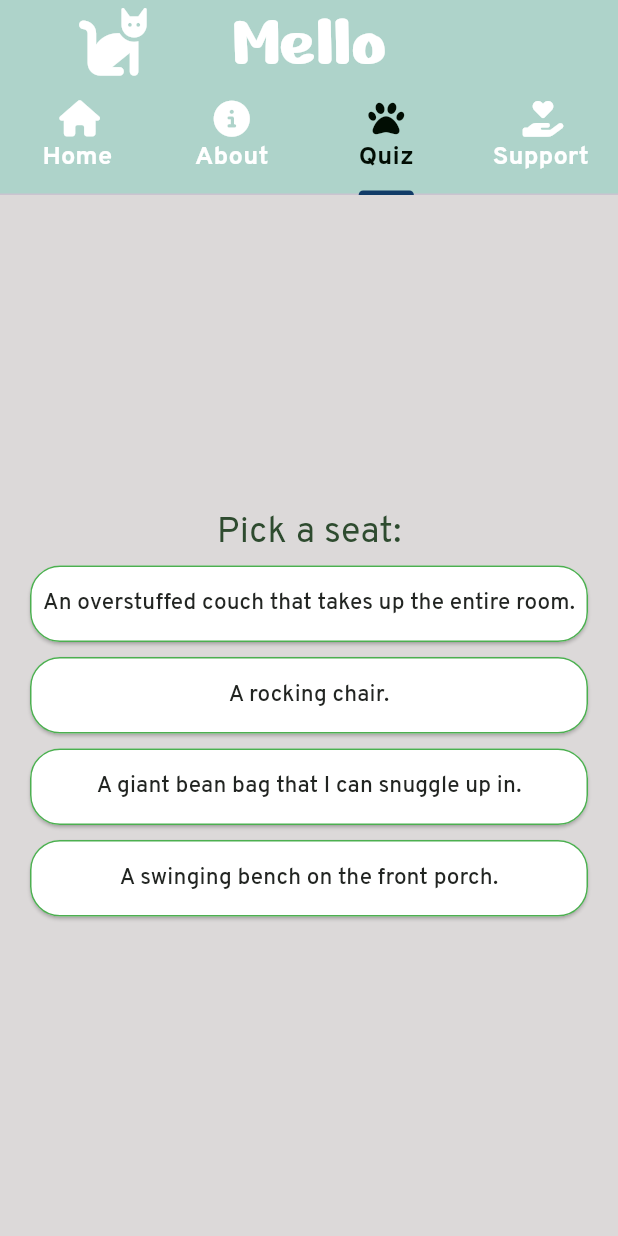
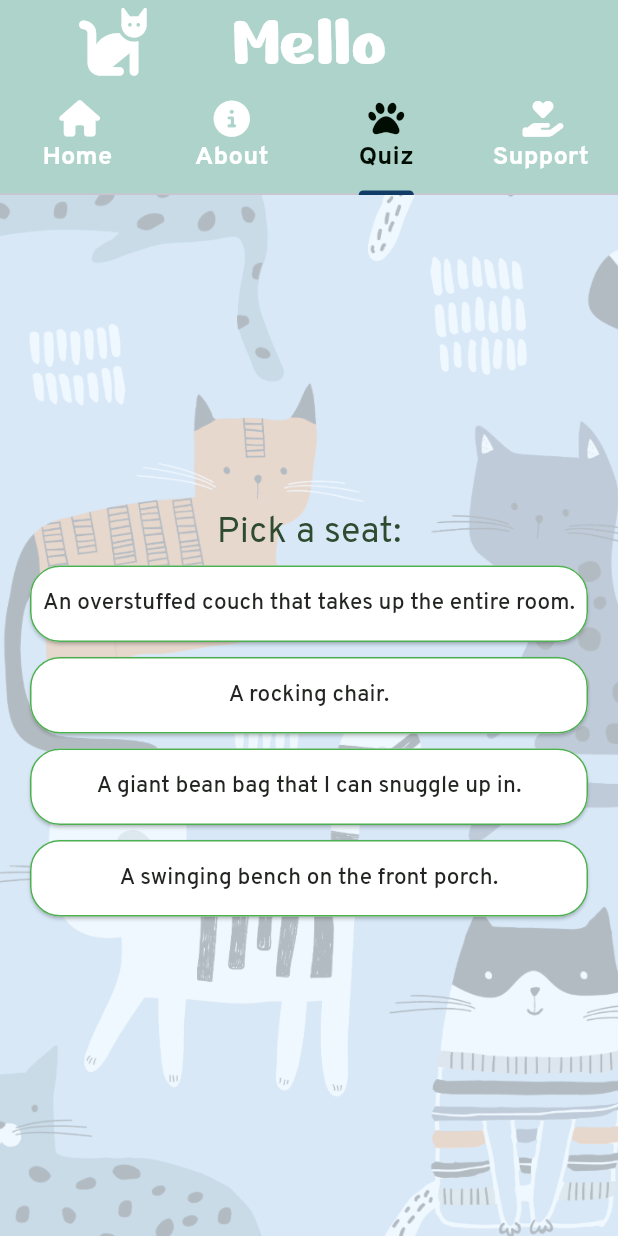
Before and after one commit to 4redi/mello, a Flutter app: the screen it shows after launch, tab 3 chosen, on a phone screen of 412 x 824 dp. Run offline on Flutter 3.47's test engine with Material 3 defaults, Android fonts, the phone set to English and light mode, and no system bars; our stand-ins replace font_awesome_flutter.

Commit message:
[+] Changes
Made some visual changes so the quiz tab can look nicer

```diff
--- a/lib/tabs/quiz.dart
+++ b/lib/tabs/quiz.dart
@@ -6,13 +6,22 @@ import 'package:mello/quiz_questions.dart';
 class Quiz extends StatelessWidget{
   const Quiz({super.key});
 // a quiz
-  @override
-  Widget build(BuildContext context){
-   return Scaffold(
-    backgroundColor: Theme.of(context).scaffoldBackgroundColor,
-    body:const QuizBody());
+   @override
+  Widget build(BuildContext context) {
+    return Scaffold(
+      body: Container(
+        decoration: BoxDecoration(
+          image: DecorationImage(
+            image: AssetImage("assets/images/background_splash.png"),
+            fit: BoxFit.cover,
+          ),
+        ),
+        child: const QuizBody(),
+      ),
+    );
   }
 }
+
 
 class QuizBody extends StatefulWidget{
   const QuizBody({super.key});
@@ -61,7 +70,7 @@ _showResult();
     showDialog(
     context: context,
     builder: (_)=>AlertDialog(
-title: const Text("Quiz finished! Here's what you got!",style: TextStyle(fontSize: 24,fontFamily: 'Overpass',color: Colors.green)),
+title: const Text("Here's what you got!",style: TextStyle(fontSize: 24,fontFamily: 'Overpass',color: Color.fromARGB(255, 17, 62, 18))),
 content: Text(result),
 actions: [
   TextButton(onPressed: (){
@@ -71,7 +80,7 @@ actions: [
   // int britishcatscore=0;
   // int cairocatscore=0;
     });
-  }, child: const Text("Restart?"))
+  }, child: const Text("Restart?",style:TextStyle(fontSize:15,fontFamily: 'Overpass',color:Colors.green,fontWeight: FontWeight.bold)))
 ],
     )
   );
```
